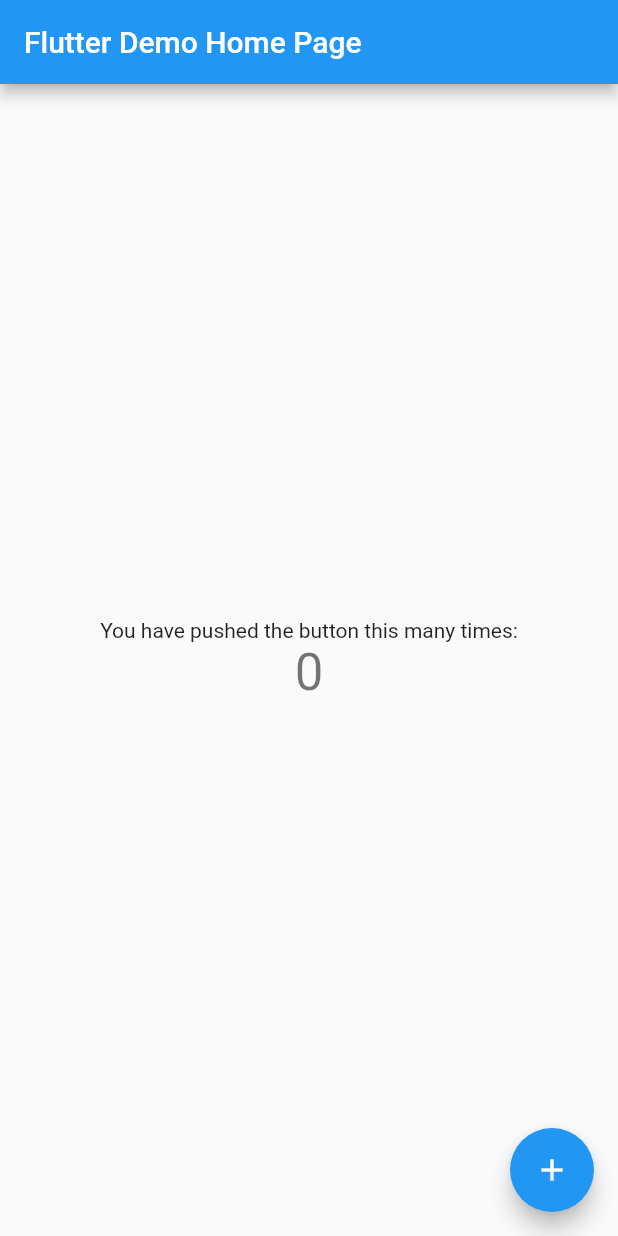
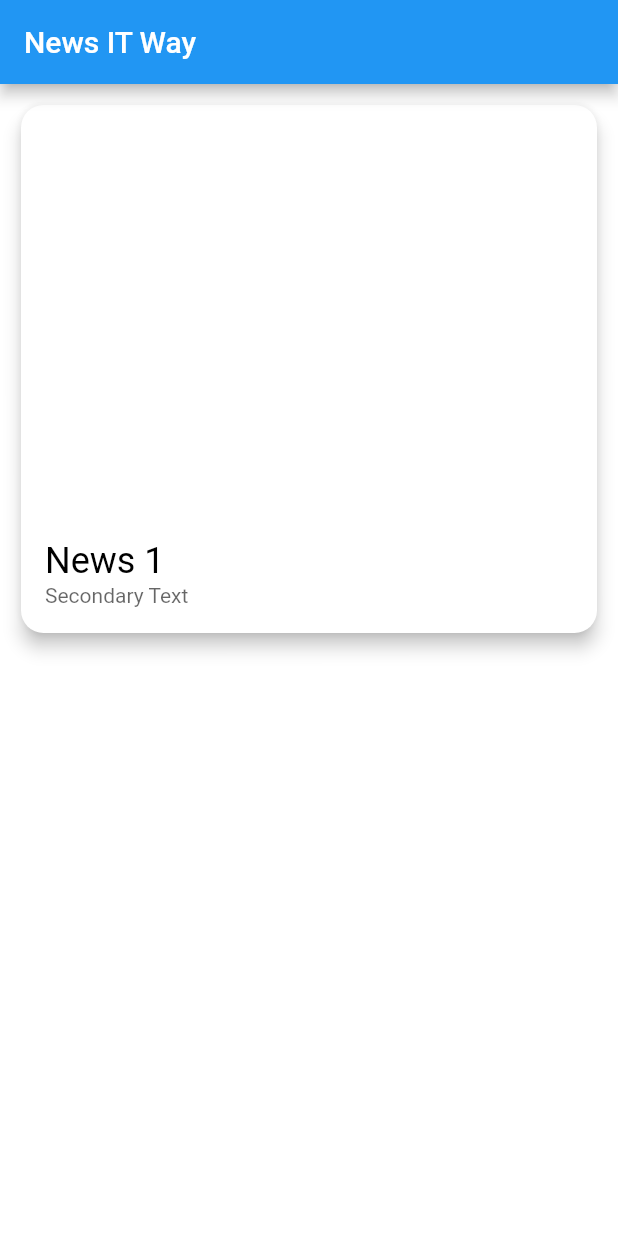
Before and after one commit to ulmic/it_way_app, a Flutter app: the screen it shows after launch, on a phone screen of 412 x 824 dp. Run offline on Flutter 3.47's test engine with Material 2 defaults, Android fonts, the phone set to English and light mode, and no system bars.

Commit message:
New's card created

```diff
--- a/lib/main.dart
+++ b/lib/main.dart
@@ -1,117 +1,74 @@
+import 'package:flutter/cupertino.dart';
 import 'package:flutter/material.dart';
 
-void main() {
-  runApp(MyApp());
-}
+void main() => runApp(new ItWayApp());
 
-class MyApp extends StatelessWidget {
-  // This widget is the root of your application.
+class ItWayApp extends StatelessWidget {
   @override
   Widget build(BuildContext context) {
     return MaterialApp(
-      title: 'Flutter Demo',
-      theme: ThemeData(
-        // This is the theme of your application.
-        //
-        // Try running your application with "flutter run". You'll see the
-        // application has a blue toolbar. Then, without quitting the app, try
-        // changing the primarySwatch below to Colors.green and then invoke
-        // "hot reload" (press "r" in the console where you ran "flutter run",
-        // or simply save your changes to "hot reload" in a Flutter IDE).
-        // Notice that the counter didn't reset back to zero; the application
-        // is not restarted.
-        primarySwatch: Colors.blue,
-        // This makes the visual density adapt to the platform that you run
-        // the app on. For desktop platforms, the controls will be smaller and
-        // closer together (more dense) than on mobile platforms.
-        visualDensity: VisualDensity.adaptivePlatformDensity,
+      home: Scaffold(
+        backgroundColor: Colors.white,
+        appBar: AppBar(
+          title: Text('News IT Way'),
         ),
-      home: MyHomePage(title: 'Flutter Demo Home Page'),
+        body: SafeArea(
+          child: NewsPage(),
+        ),
+      ),
     );
   }
 }
 
-class MyHomePage extends StatefulWidget {
-  MyHomePage({Key key, this.title}) : super(key: key);
-
-  // This widget is the home page of your application. It is stateful, meaning
-  // that it has a State object (defined below) that contains fields that affect
-  // how it looks.
-
-  // This class is the configuration for the state. It holds the values (in this
-  // case the title) provided by the parent (in this case the App widget) and
-  // used by the build method of the State. Fields in a Widget subclass are
-  // always marked "final".
-
-  final String title;
-
+class NewsPage extends StatefulWidget {
   @override
-  _MyHomePageState createState() => _MyHomePageState();
+  _NewsPageState createState() => _NewsPageState();
 }
 
-class _MyHomePageState extends State<MyHomePage> {
-  int _counter = 0;
-
-  void _incrementCounter() {
-    setState(() {
-      // This call to setState tells the Flutter framework that something has
-      // changed in this State, which causes it to rerun the build method below
-      // so that the display can reflect the updated values. If we changed
-      // _counter without calling setState(), then the build method would not be
-      // called again, and so nothing would appear to happen.
-      _counter++;
-    });
-  }
+class _NewsPageState extends State<NewsPage> {
+  List<Card> listNews = [];
 
   @override
   Widget build(BuildContext context) {
-    // This method is rerun every time setState is called, for instance as done
-    // by the _incrementCounter method above.
-    //
-    // The Flutter framework has been optimized to make rerunning build methods
-    // fast, so that you can just rebuild anything that needs updating rather
-    // than having to individually change instances of widgets.
-    return Scaffold(
-      appBar: AppBar(
-        // Here we take the value from the MyHomePage object that was created by
-        // the App.build method, and use it to set our appbar title.
-        title: Text(widget.title),
+    return Expanded(
+      child: Column(
+        children: <Widget>[
+          Container(
+            padding: EdgeInsets.fromLTRB(10, 10, 10, 0),
+            height: 370,
+            width: double.infinity,
+            child: Card(
+              shape: RoundedRectangleBorder(
+                borderRadius: BorderRadius.circular(15.0),
               ),
-      body: Center(
-        // Center is a layout widget. It takes a single child and positions it
-        // in the middle of the parent.
+              elevation: 5,
+              child: InkWell(
+                splashColor: Colors.blue.withAlpha(30),
+                onTap: () {
+                  print('Card tapped');
+                },
+                child: Container(
                   child: Column(
-          // Column is also a layout widget. It takes a list of children and
-          // arranges them vertically. By default, it sizes itself to fit its
-          // children horizontally, and tries to be as tall as its parent.
-          //
-          // Invoke "debug painting" (press "p" in the console, choose the
-          // "Toggle Debug Paint" action from the Flutter Inspector in Android
-          // Studio, or the "Toggle Debug Paint" command in Visual Studio Code)
-          // to see the wireframe for each widget.
-          //
-          // Column has various properties to control how it sizes itself and
-          // how it positions its children. Here we use mainAxisAlignment to
-          // center the children vertically; the main axis here is the vertical
-          // axis because Columns are vertical (the cross axis would be
-          // horizontal).
-          mainAxisAlignment: MainAxisAlignment.center,
+                    mainAxisAlignment: MainAxisAlignment.end,
                     children: <Widget>[
-            Text(
-              'You have pushed the button this many times:',
+                      ListTile(
+                        title: const Text('News 1',
+                            style:
+                                TextStyle(fontSize: 24, color: Colors.black)),
+                        subtitle: Text(
+                          'Secondary Text ',
+                          style:
+                              TextStyle(color: Colors.black.withOpacity(0.6)),
                         ),
-            Text(
-              '$_counter',
-              style: Theme.of(context).textTheme.headline4,
                       ),
                     ],
                   ),
                 ),
-      floatingActionButton: FloatingActionButton(
-        onPressed: _incrementCounter,
-        tooltip: 'Increment',
-        child: Icon(Icons.add),
-      ), // This trailing comma makes auto-formatting nicer for build methods.
+              ),
+            ),
+          ),
+        ],
+      ),
     );
   }
 }
--- /dev/null
+++ b/lib/news.dart
@@ -0,0 +1,5 @@
+import 'package:flutter/material.dart';
+
+class News {
+  Card news;
+}
--- a/pubspec.yaml
+++ b/pubspec.yaml
@@ -45,9 +45,9 @@
   uses-material-design: true
 
   # To add assets to your application, add an assets section, like this:
-  # assets:
-  #   - images/a_dot_burr.jpeg
-  #   - images/a_dot_ham.jpeg
+  assets:
+     - images/
+
 
   # An image asset can refer to one or more resolution-specific "variants", see
   # https://flutter.dev/assets-and-images/#resolution-aware.
```
Lines whose indentation alone changed are shown as unchanged.
